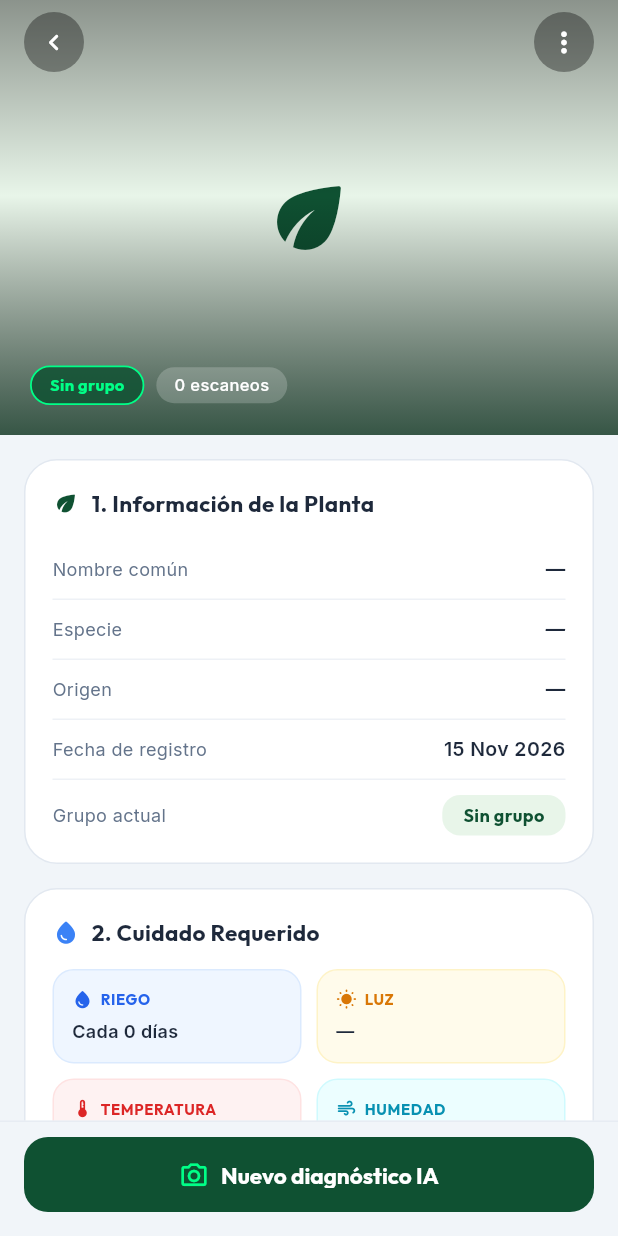
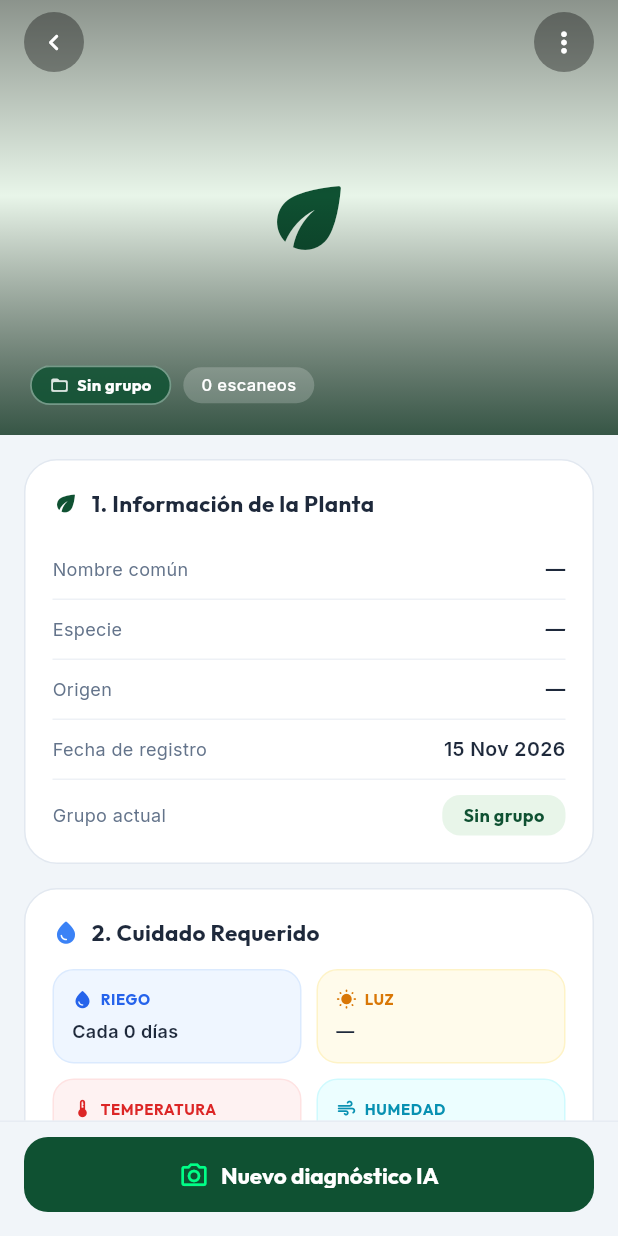
Before and after one commit to CrissCB/LeafCare-AI, a Flutter app: the PlantDetailScreen screen opened directly with empty values, on a phone screen of 412 x 824 dp. Run offline on Flutter 3.47's test engine with Material 3 defaults, Android fonts, the phone set to English and light mode, and no system bars; our stand-ins replace flutter_bloc, flutter_dotenv, flutter_spinkit, flutter_svg, go_router, google_fonts and 2 more; accounts and stored records are empty; network calls fail.

Commit message:
Modulo de plantas y detalle de plantas terminado y actualización con el route desde dashboard a alerts

```diff
--- a/leafcare_ia/lib/features/dashboard/presentation/widgets/home_header.dart
+++ b/leafcare_ia/lib/features/dashboard/presentation/widgets/home_header.dart
@@ -20,7 +20,7 @@ class HomeHeader extends StatelessWidget {
   final int alertsCount;
   final VoidCallback? onNavigateReturn;
 
-  Future<void> _goTo(BuildContext context, String route) async {
+  Future<void> _pushSubRoute(BuildContext context, String route) async {
     await context.push(route);
     onNavigateReturn?.call();
   }
@@ -93,7 +93,7 @@ class HomeHeader extends StatelessWidget {
                       message: 'Ver estadísticas',
                       child: InkWell(
                         borderRadius: BorderRadius.circular(20),
-                        onTap: () => _goTo(context, '/stats'),
+                        onTap: () => _pushSubRoute(context, '/stats'),
                         child: Container(
                           width: 40,
                           height: 40,
@@ -112,7 +112,7 @@ class HomeHeader extends StatelessWidget {
                     const SizedBox(width: 10),
                     _NotificationBell(
                       count: alertsCount,
-                      onTap: () => _goTo(context, '/alerts'),
+                      onTap: () => context.go('/alerts'),
                     ),
                   ],
                 ),
--- a/leafcare_ia/lib/features/plant_detail/data/models/plant_detail_model.dart
+++ b/leafcare_ia/lib/features/plant_detail/data/models/plant_detail_model.dart
@@ -8,7 +8,9 @@ class PlantDetailModel {
     required this.scientificName,
     required this.commonName,
     required this.speciesOrigin,
+    this.groupId,
     required this.groupName,
+    this.groupIconName,
     required this.primaryImageUrl,
     required this.healthStatusLabel,
     required this.healthStatusColor,
@@ -29,11 +31,13 @@ class PlantDetailModel {
 
   // Atributos user_plants
   final String id;
+  final String? groupId;
   final String customName;
   final String scientificName;
   final String commonName;
   final String speciesOrigin;
   final String groupName;
+  final String? groupIconName;
   final String primaryImageUrl;
   final String healthStatusLabel;
   final String healthStatusColor;
@@ -51,34 +55,44 @@ class PlantDetailModel {
   // Lista de historiales
   final List<HealthScanModel> scanHistory;
 
-  factory PlantDetailModel.fromPocketBase({
+  factory PlantDetailModel.fromSupabase({
     required Map<String, dynamic> plantJson,
     required Map<String, dynamic> careJson,
     required List<HealthScanModel> scans,
   }) {
-    // Si usas expand para traer el nombre del grupo
-    String resolvedGroup = 'Sin grupo';
-    final expand = plantJson['expand'];
-    if (expand is Map<String, dynamic> && expand['group_id'] is Map) {
-      resolvedGroup = (expand['group_id']['name'] as String?) ?? 'Sin grupo';
+    String resolvedGroupName = 'Sin grupo';
+    String? resolvedGroupIcon;
+
+    // Supabase devuelve la relación bajo la clave del nombre de la tabla (`plant_groups`)
+    final groupData = plantJson['plant_groups'];
+    if (groupData is Map<String, dynamic>) {
+      final rawName = groupData['name']?.toString().trim();
+      if (rawName != null && rawName.isNotEmpty) {
+        resolvedGroupName = rawName;
+      }
+      resolvedGroupIcon = groupData['icon_name']?.toString();
     }
 
+    final rawCreated =
+        plantJson['created_at']?.toString() ?? plantJson['created']?.toString();
+
     return PlantDetailModel(
-      id: plantJson['id'] as String? ?? '',
+      id: plantJson['id']?.toString() ?? '',
+      groupId: plantJson['group_id']?.toString(),
       customName: plantJson['custom_name'] as String? ?? 'Mi Planta',
       scientificName: plantJson['scientific_name'] as String? ?? '',
       commonName: plantJson['common_name'] as String? ?? '',
       speciesOrigin:
           plantJson['species_origin'] as String? ?? 'No especificado',
-      groupName: resolvedGroup,
+      groupName: resolvedGroupName,
+      groupIconName: resolvedGroupIcon,
       primaryImageUrl: plantJson['primary_image_url'] as String? ?? '',
       healthStatusLabel:
-          plantJson['health_status_label'] as String? ?? 'Saludable',
+          plantJson['health_status_label'] as String? ?? 'Sin evaluar',
       healthStatusColor:
-          plantJson['health_status_color'] as String? ?? '#10B981',
+          plantJson['health_status_color'] as String? ?? '#64748B',
       createdAt:
-          DateTime.tryParse(plantJson['created'] as String? ?? '') ??
-          DateTime.now(),
+          DateTime.tryParse(rawCreated ?? '')?.toLocal() ?? DateTime.now(),
 
       wateringFrequencyDays:
           (careJson['watering_frequency_days'] as num?)?.toDouble() ?? 7.0,
@@ -95,4 +109,17 @@ class PlantDetailModel {
       scanHistory: scans,
     );
   }
+
+  /// Alias temporal para mantener compatibilidad con `PlantRepository`.
+  factory PlantDetailModel.fromPocketBase({
+    required Map<String, dynamic> plantJson,
+    required Map<String, dynamic> careJson,
+    required List<HealthScanModel> scans,
+  }) {
+    return PlantDetailModel.fromSupabase(
+      plantJson: plantJson,
+      careJson: careJson,
+      scans: scans,
+    );
+  }
 }
--- a/leafcare_ia/lib/features/plant_detail/presentation/screens/plant_detail_screen.dart
+++ b/leafcare_ia/lib/features/plant_detail/presentation/screens/plant_detail_screen.dart
@@ -4,23 +4,37 @@ import 'package:go_router/go_router.dart';
 import 'package:google_fonts/google_fonts.dart';
 
 import 'package:leafcare_ia/app/config/app_theme.dart';
+import 'package:leafcare_ia/core/network/supabase_client.dart';
 import 'package:leafcare_ia/core/widgets/empty_state_view.dart';
-import 'package:leafcare_ia/core/network/supabase_client.dart';
-
 import 'package:leafcare_ia/features/plant_detail/data/datasources/plant_remote_datasource.dart';
+import 'package:leafcare_ia/features/plant_detail/data/models/plant_detail_model.dart';
 import 'package:leafcare_ia/features/plant_detail/data/repositories/plant_repository.dart';
 import 'package:leafcare_ia/features/plant_detail/presentation/bloc/plant_detail_bloc.dart';
-import 'package:leafcare_ia/features/plant_detail/data/models/plant_detail_model.dart';
+import 'package:leafcare_ia/features/plant_detail/presentation/widgets/edit_plant_dialog.dart';
 import 'package:leafcare_ia/features/plant_detail/presentation/widgets/plant_care_card.dart';
 import 'package:leafcare_ia/features/plant_detail/presentation/widgets/plant_detail_hero.dart';
 import 'package:leafcare_ia/features/plant_detail/presentation/widgets/plant_health_timeline.dart';
 import 'package:leafcare_ia/features/plant_detail/presentation/widgets/plant_info_card.dart';
-import 'package:leafcare_ia/features/plant_detail/presentation/widgets/edit_plant_dialog.dart';
 
 class PlantDetailScreen extends StatelessWidget {
   const PlantDetailScreen({super.key, required this.plantId});
 
   final String plantId;
+
+  void _snack(BuildContext context, String message, {bool isError = false}) {
+    ScaffoldMessenger.of(context)
+      ..hideCurrentSnackBar()
+      ..showSnackBar(
+        SnackBar(
+          content: Text(message),
+          backgroundColor: isError ? AppColors.error : AppColors.primary,
+          behavior: SnackBarBehavior.floating,
+          shape: RoundedRectangleBorder(
+            borderRadius: BorderRadius.circular(12),
+          ),
+        ),
+      );
+  }
 
   @override
   Widget build(BuildContext context) {
@@ -37,23 +51,15 @@ class PlantDetailScreen extends StatelessWidget {
         body: BlocConsumer<PlantDetailBloc, PlantDetailState>(
           listener: (context, state) {
             if (state is PlantDetailDeleted) {
-              ScaffoldMessenger.of(context).showSnackBar(
-                const SnackBar(
-                  content: Text('Planta eliminada correctamente'),
-                  backgroundColor: AppColors.primary,
-                ),
-              );
+              _snack(context, 'Planta eliminada correctamente');
               context.pop(true);
             }
 
             if (state is PlantDetailLoaded && state.feedbackMessage != null) {
-              ScaffoldMessenger.of(context).showSnackBar(
-                SnackBar(
-                  content: Text(state.feedbackMessage!),
-                  backgroundColor: state.isFeedbackError
-                      ? AppColors.error
-                      : AppColors.primary,
-                ),
+              _snack(
+                context,
+                state.feedbackMessage!,
+                isError: state.isFeedbackError,
               );
             }
           },
@@ -86,17 +92,12 @@ class PlantDetailScreen extends StatelessWidget {
                       child: RefreshIndicator(
                         color: AppColors.primary,
                         onRefresh: () async {
-                          context.read<PlantDetailBloc>().add(
-                            RefreshPlantDetail(plantId),
+                          final bloc = context.read<PlantDetailBloc>();
+                          bloc.add(RefreshPlantDetail(plantId));
+                          await bloc.stream.firstWhere(
+                            (s) =>
+                                s is PlantDetailLoaded || s is PlantDetailError,
                           );
-                          await context
-                              .read<PlantDetailBloc>()
-                              .stream
-                              .firstWhere(
-                                (s) =>
-                                    s is PlantDetailLoaded ||
-                                    s is PlantDetailError,
-                              );
                         },
                         child: SingleChildScrollView(
                           physics: const AlwaysScrollableScrollPhysics(),
@@ -104,6 +105,7 @@ class PlantDetailScreen extends StatelessWidget {
                             children: [
                               PlantDetailHero(
                                 plant: plant,
+                                groupIconName: plant.groupIconName,
                                 onMoreOptions: () =>
                                     _showOptionsSheet(context, plant),
                               ),
@@ -177,7 +179,6 @@ class PlantDetailScreen extends StatelessWidget {
                     ),
                   ],
                 ),
-
                 if (loadedState.isProcessing)
                   Container(
                     color: Colors.black.withValues(alpha: 0.25),
@@ -204,18 +205,34 @@ class PlantDetailScreen extends StatelessWidget {
       ),
       builder: (bottomSheetContext) => SafeArea(
         child: Padding(
-          padding: const EdgeInsets.symmetric(vertical: 12),
+          padding: const EdgeInsets.fromLTRB(16, 12, 16, 16),
           child: Column(
             mainAxisSize: MainAxisSize.min,
             children: [
+              Container(
+                width: 40,
+                height: 4,
+                decoration: BoxDecoration(
+                  color: AppColors.border,
+                  borderRadius: BorderRadius.circular(999),
+                ),
+              ),
+              const SizedBox(height: 12),
               ListTile(
+                shape: RoundedRectangleBorder(
+                  borderRadius: BorderRadius.circular(12),
+                ),
                 leading: const Icon(
                   Icons.edit_outlined,
                   color: AppColors.primary,
                 ),
                 title: Text(
                   'Editar nombre o grupo',
-                  style: GoogleFonts.inter(fontSize: 14),
+                  style: GoogleFonts.inter(
+                    fontSize: 14,
+                    fontWeight: FontWeight.w500,
+                    color: AppColors.anthracite,
+                  ),
                 ),
                 onTap: () {
                   Navigator.pop(bottomSheetContext);
@@ -223,6 +240,9 @@ class PlantDetailScreen extends StatelessWidget {
                 },
               ),
               ListTile(
+                shape: RoundedRectangleBorder(
+                  borderRadius: BorderRadius.circular(12),
+                ),
                 leading: const Icon(
                   Icons.delete_outline_rounded,
                   color: AppColors.error,
@@ -231,6 +251,7 @@ class PlantDetailScreen extends StatelessWidget {
                   'Eliminar planta',
                   style: GoogleFonts.inter(
                     fontSize: 14,
+                    fontWeight: FontWeight.w500,
                     color: AppColors.error,
                   ),
                 ),
@@ -274,6 +295,7 @@ class PlantDetailScreen extends StatelessWidget {
           ElevatedButton(
             style: ElevatedButton.styleFrom(
               backgroundColor: AppColors.error,
+              foregroundColor: AppColors.white,
               elevation: 0,
               shape: RoundedRectangleBorder(
                 borderRadius: BorderRadius.circular(10),
--- a/leafcare_ia/lib/features/plant_detail/presentation/widgets/plant_detail_hero.dart
+++ b/leafcare_ia/lib/features/plant_detail/presentation/widgets/plant_detail_hero.dart
@@ -3,6 +3,7 @@ import 'package:go_router/go_router.dart';
 import 'package:google_fonts/google_fonts.dart';
 
 import 'package:leafcare_ia/app/config/app_theme.dart';
+import 'package:leafcare_ia/core/utils/plant_group_icons.dart';
 import 'package:leafcare_ia/features/plant_detail/data/models/plant_detail_model.dart';
 
 class PlantDetailHero extends StatelessWidget {
@@ -10,24 +11,37 @@ class PlantDetailHero extends StatelessWidget {
     super.key,
     required this.plant,
     required this.onMoreOptions,
+    this.groupIconName,
   });
 
   final PlantDetailModel plant;
   final VoidCallback onMoreOptions;
+  final String? groupIconName;
 
   @override
   Widget build(BuildContext context) {
+    final rawGroupName = plant.groupName.trim();
+    final hasGroup =
+        rawGroupName.isNotEmpty && rawGroupName.toLowerCase() != 'sin grupo';
+    final displayGroupName = hasGroup ? rawGroupName : 'Sin grupo';
+    final groupIcon = hasGroup
+        ? PlantGroupIcons.resolve(groupIconName)
+        : Icons.folder_open_rounded;
+
+    final scansCount = plant.scanHistory.length;
+    final scansLabel = scansCount == 1 ? '1 escaneo' : '$scansCount escaneos';
+
     return SizedBox(
       height: 290,
       width: double.infinity,
       child: Stack(
         fit: StackFit.expand,
         children: [
-          plant.primaryImageUrl.isNotEmpty
+          plant.primaryImageUrl.trim().isNotEmpty
               ? Image.network(
-                  plant.primaryImageUrl,
+                  plant.primaryImageUrl.trim(),
                   fit: BoxFit.cover,
-                  errorBuilder: (_, __, ___) => _FallbackEco(),
+                  errorBuilder: (_, _, _) => const _FallbackEco(),
                 )
               : const _FallbackEco(),
 
@@ -99,8 +113,9 @@ class PlantDetailHero extends StatelessWidget {
                 const SizedBox(height: 12),
                 Row(
                   children: [
-                    // Badge Grupo
-                    Container(
+                    // Badge Grupo con su ícono
+                    Flexible(
+                      child: Container(
                         padding: const EdgeInsets.symmetric(
                           horizontal: 12,
                           vertical: 4,
@@ -108,18 +123,44 @@ class PlantDetailHero extends StatelessWidget {
                         decoration: BoxDecoration(
                           color: AppColors.primary.withValues(alpha: 0.85),
                           borderRadius: BorderRadius.circular(20),
-                        border: Border.all(color: AppColors.neon, width: 1.2),
+                          border: Border.all(
+                            color: hasGroup
+                                ? AppColors.neon
+                                : AppColors.white.withValues(alpha: 0.4),
+                            width: 1.2,
                           ),
+                        ),
+                        child: Row(
+                          mainAxisSize: MainAxisSize.min,
+                          children: [
+                            Icon(
+                              groupIcon,
+                              size: 13,
+                              color: hasGroup
+                                  ? AppColors.neon
+                                  : AppColors.white.withValues(alpha: 0.85),
+                            ),
+                            const SizedBox(width: 5),
+                            Flexible(
                               child: Text(
-                        plant.groupName,
+                                displayGroupName,
+                                maxLines: 1,
+                                overflow: TextOverflow.ellipsis,
                                 style: GoogleFonts.outfit(
                                   fontSize: 11,
                                   fontWeight: FontWeight.w700,
-                          color: AppColors.neon,
+                                  color: hasGroup
+                                      ? AppColors.neon
+                                      : AppColors.white,
+                                ),
+                              ),
+                            ),
+                          ],
                         ),
                       ),
                     ),
                     const SizedBox(width: 8),
+
                     // Badge Escaneos
                     Container(
                       padding: const EdgeInsets.symmetric(
@@ -131,7 +172,7 @@ class PlantDetailHero extends StatelessWidget {
                         borderRadius: BorderRadius.circular(20),
                       ),
                       child: Text(
-                        '${plant.scanHistory.length} escaneos',
+                        scansLabel,
                         style: GoogleFonts.inter(
                           fontSize: 11,
                           fontWeight: FontWeight.w500,
@@ -152,6 +193,7 @@ class PlantDetailHero extends StatelessWidget {
 
 class _CircleBtn extends StatelessWidget {
   const _CircleBtn({required this.icon, required this.onTap});
+
   final IconData icon;
   final VoidCallback onTap;
 
@@ -174,6 +216,7 @@ class _CircleBtn extends StatelessWidget {
 
 class _FallbackEco extends StatelessWidget {
   const _FallbackEco();
+
   @override
   Widget build(BuildContext context) {
     return Container(
```
Also changed, not shown: leafcare_ia/lib/features/dashboard/presentation/screens/home_screen.dart (+43 -4 lines), leafcare_ia/lib/features/plant_detail/presentation/widgets/edit_plant_dialog.dart (+41 -27 lines). Lines whose indentation alone changed are shown as unchanged.
